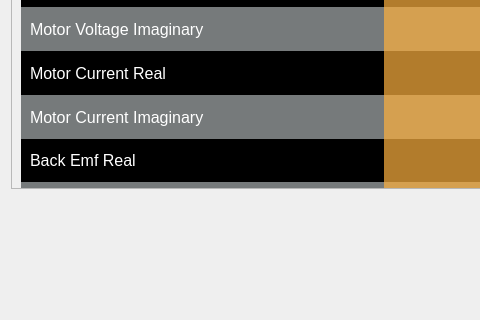
Above: src/ViewLayer/DebugDisplay/MotorPage/MotorUi/MotorUi.ui from UCSolarCarTeam/Epsilon-Dashboard before the change; both pictures show x 0 to 480 and y 827 to 1147 of the 727 by 1404 pixel window. Below: the same form after it.
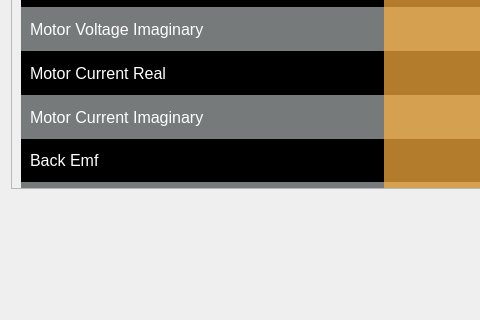
That is the form after the change.

Commit message: created MotorView in ViewCOntainer and changed all instances of BackEmfReal to BackEmf

Diff of the .ui file:
```diff
--- a/src/ViewLayer/DebugDisplay/MotorPage/MotorUi/MotorUi.ui
+++ b/src/ViewLayer/DebugDisplay/MotorPage/MotorUi/MotorUi.ui
@@ -822,7 +822,7 @@
                 <string notr="true">color: white;</string>
                </property>
                <property name="text">
-                <string>Back Emf Real</string>
+                <string>Back Emf</string>
                </property>
               </widget>
              </item>
```
Left out of the diff: 6 changed lines with no effect on the pictures. The commit also changes 7 other files.
